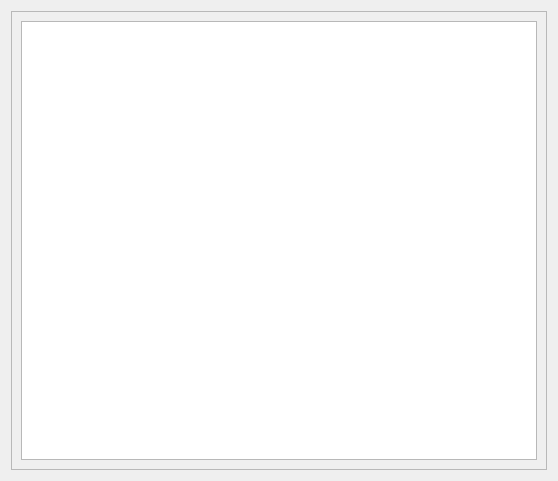
Qt form OrodaelTurrim/res/ui/logWidget.ui (Wilson194/OrodaelTurrim) before a commit.
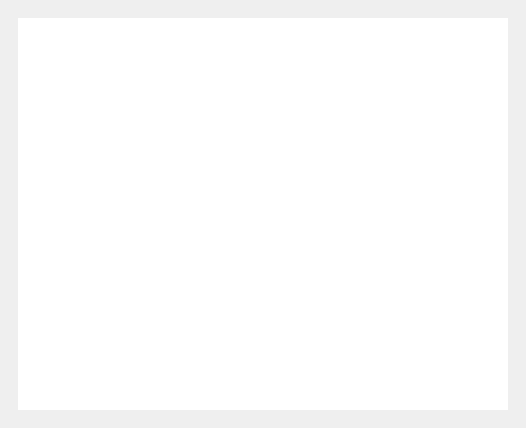
The same form after that commit.

Patch:
```diff
--- a/OrodaelTurrim/res/ui/logWidget.ui
+++ b/OrodaelTurrim/res/ui/logWidget.ui
@@ -6,16 +6,46 @@
    <rect>
     <x>0</x>
     <y>0</y>
-    <width>558</width>
-    <height>481</height>
+    <width>526</width>
+    <height>428</height>
    </rect>
   </property>
+  <property name="sizePolicy">
+   <sizepolicy hsizetype="Expanding" vsizetype="Expanding">
+    <horstretch>0</horstretch>
+    <verstretch>0</verstretch>
+   </sizepolicy>
+  </property>
   <property name="windowTitle">
    <string>Form</string>
   </property>
   <layout class="QVBoxLayout" name="verticalLayout">
+   <property name="spacing">
+    <number>0</number>
+   </property>
+   <property name="leftMargin">
+    <number>9</number>
+   </property>
+   <property name="topMargin">
+    <number>9</number>
+   </property>
+   <property name="rightMargin">
+    <number>9</number>
+   </property>
+   <property name="bottomMargin">
+    <number>9</number>
+   </property>
    <item>
     <widget class="QScrollArea" name="scrollArea">
+     <property name="frameShape">
+      <enum>QFrame::NoFrame</enum>
+     </property>
+     <property name="frameShadow">
+      <enum>QFrame::Plain</enum>
+     </property>
+     <property name="lineWidth">
+      <number>0</number>
+     </property>
      <property name="widgetResizable">
       <bool>true</bool>
      </property>
@@ -24,13 +54,26 @@
        <rect>
         <x>0</x>
         <y>0</y>
-        <width>538</width>
-        <height>461</height>
+        <width>508</width>
+        <height>410</height>
        </rect>
       </property>
       <layout class="QVBoxLayout" name="verticalLayout_2">
        <item>
-        <widget class="QTextEdit" name="logText"/>
+        <widget class="QTextEdit" name="logText">
+         <property name="frameShape">
+          <enum>QFrame::NoFrame</enum>
+         </property>
+         <property name="frameShadow">
+          <enum>QFrame::Plain</enum>
+         </property>
+         <property name="lineWidth">
+          <number>0</number>
+         </property>
+         <property name="readOnly">
+          <bool>true</bool>
+         </property>
+        </widget>
        </item>
       </layout>
      </widget>
```
